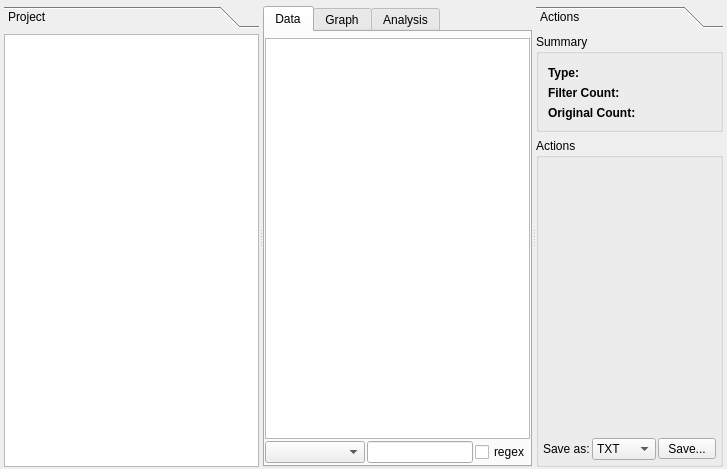
The window that sub3suite/src/project/Project.ui (3nock/OTE) describes before a commit, drawn with Qt 5.
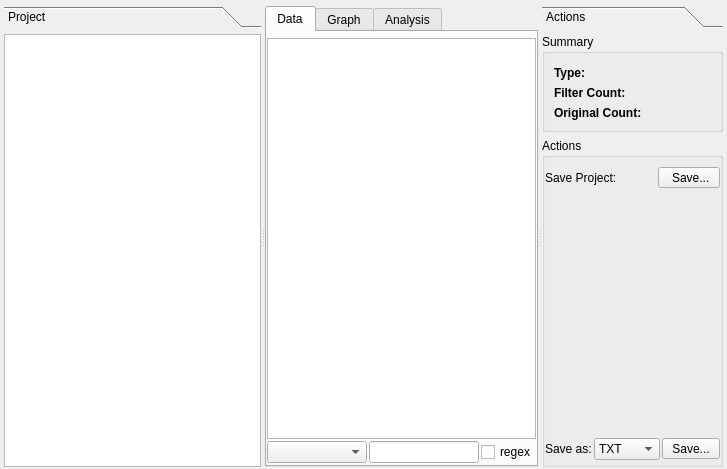
The same window after the commit.

Commit message: Projects serialization

```diff
--- a/sub3suite/src/project/Project.ui
+++ b/sub3suite/src/project/Project.ui
@@ -228,8 +228,8 @@
         <rect>
          <x>0</x>
          <y>0</y>
-         <width>165</width>
-         <height>423</height>
+         <width>162</width>
+         <height>440</height>
         </rect>
        </property>
        <attribute name="label">
@@ -381,14 +381,32 @@
           </property>
           <layout class="QVBoxLayout" name="verticalLayout_6">
            <property name="leftMargin">
-            <number>4</number>
+            <number>0</number>
            </property>
            <property name="rightMargin">
-            <number>4</number>
+            <number>0</number>
            </property>
            <property name="bottomMargin">
             <number>4</number>
            </property>
+           <item>
+            <layout class="QHBoxLayout" name="horizontalLayout_6">
+             <item>
+              <widget class="QLabel" name="label_5">
+               <property name="text">
+                <string>Save Project:</string>
+               </property>
+              </widget>
+             </item>
+             <item>
+              <widget class="QToolButton" name="buttonSaveProject">
+               <property name="text">
+                <string>  Save... </string>
+               </property>
+              </widget>
+             </item>
+            </layout>
+           </item>
            <item>
             <spacer name="verticalSpacer">
              <property name="orientation">
```
The commit also changes 3 other files.
